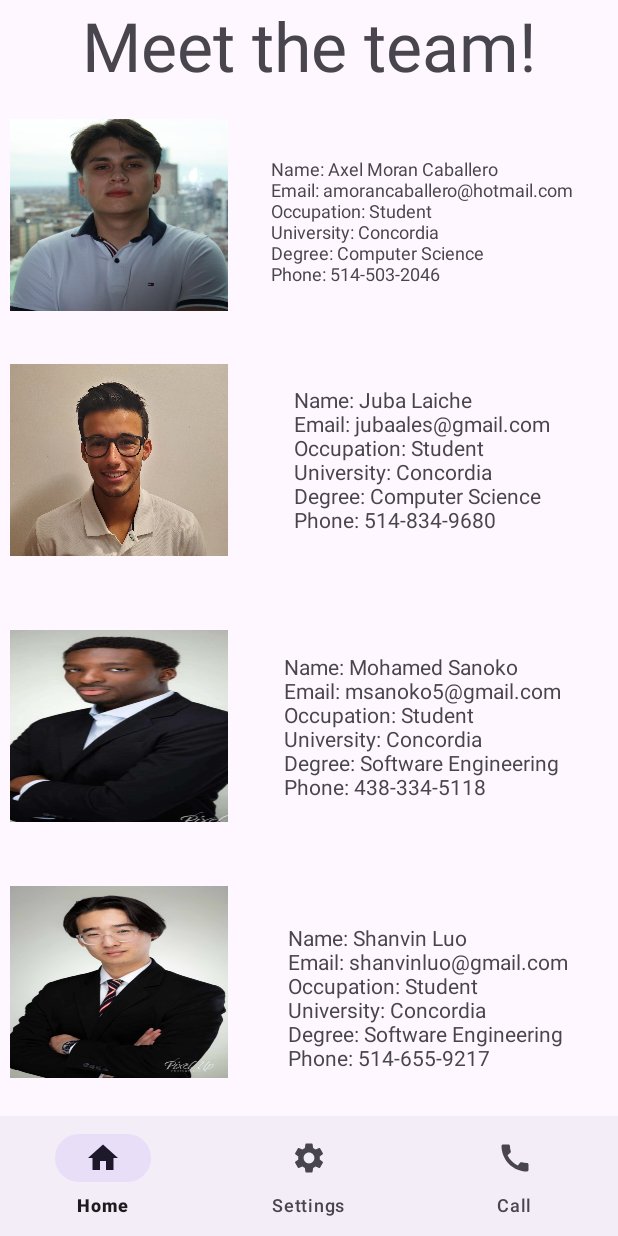
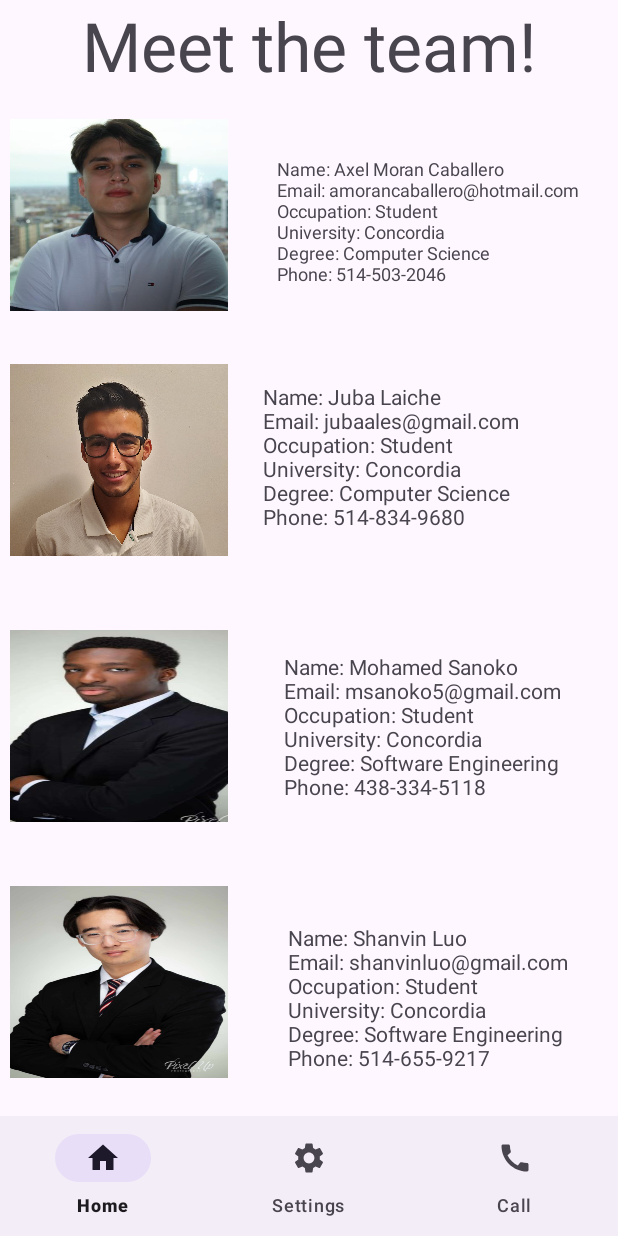
Before and after one commit to JubaX6/ResQTechAid_Ignition_Hacks_2023, an Android app: the screen it shows after launch (MainActivity), after a tap on "Contact Us", on a phone screen of 412 x 824 dp. Run offline under Robolectric (Android 15) with nearby library versions, the phone set to English and light mode, and no system bars.

Commit message:
Alignment on Contact Layout

```diff
--- a/app/src/main/res/layout/fragment_contact.xml
+++ b/app/src/main/res/layout/fragment_contact.xml
@@ -63,6 +63,7 @@
         android:id="@+id/textView2"
         android:layout_width="wrap_content"
         android:layout_height="wrap_content"
+        android:layout_marginStart="8dp"
         android:layout_marginTop="8dp"
         android:layout_marginEnd="8dp"
         android:text="Name: Axel Moran Caballero\nEmail: amorancaballero@hotmail.com\nOccupation: Student\nUniversity: Concordia\nDegree: Computer Science\nPhone: 514-503-2046 "
@@ -80,8 +81,10 @@
         android:text="Name: Juba Laiche\nEmail: jubaales@gmail.com\nOccupation: Student\nUniversity: Concordia\nDegree: Computer Science\nPhone: 514-834-9680"
         app:layout_constraintBottom_toTopOf="@+id/guideline6"
         app:layout_constraintEnd_toEndOf="parent"
+        app:layout_constraintHorizontal_bias="0.225"
         app:layout_constraintStart_toStartOf="@+id/guideline4"
-        app:layout_constraintTop_toTopOf="@+id/guideline5" />
+        app:layout_constraintTop_toTopOf="@+id/guideline5"
+        app:layout_constraintVertical_bias="0.471" />
 
     <TextView
         android:id="@+id/textView4"
```
